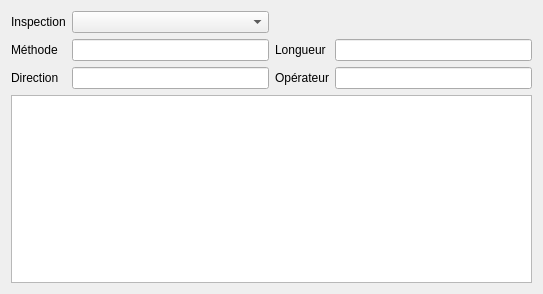
First picture: the form in ui/ui_inspectionwidget.ui, repository opengisch/QGIS_TEKSI_Wincan_Importer_Plugin, before the edit.
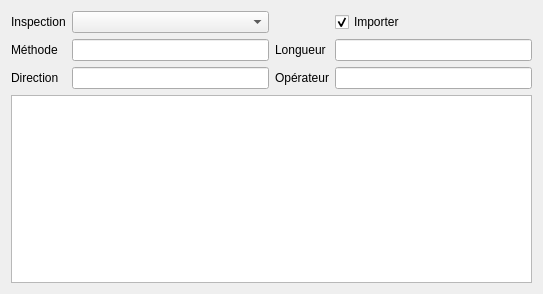
Second picture: the form after the edit. Custom widgets are drawn as their Qt base class.

Commit message: import buttons2

The edit to the form file:
```diff
--- a/ui/ui_inspectionwidget.ui
+++ b/ui/ui_inspectionwidget.ui
@@ -67,6 +67,16 @@
    <item row="3" column="0" colspan="4">
     <widget class="ObservationTable" name="observationTable"/>
    </item>
+   <item row="0" column="3">
+    <widget class="QCheckBox" name="importCheckBox">
+     <property name="text">
+      <string>Importer</string>
+     </property>
+     <property name="checked">
+      <bool>true</bool>
+     </property>
+    </widget>
+   </item>
   </layout>
  </widget>
  <customwidgets>
```
The commit also changes 3 other files.
